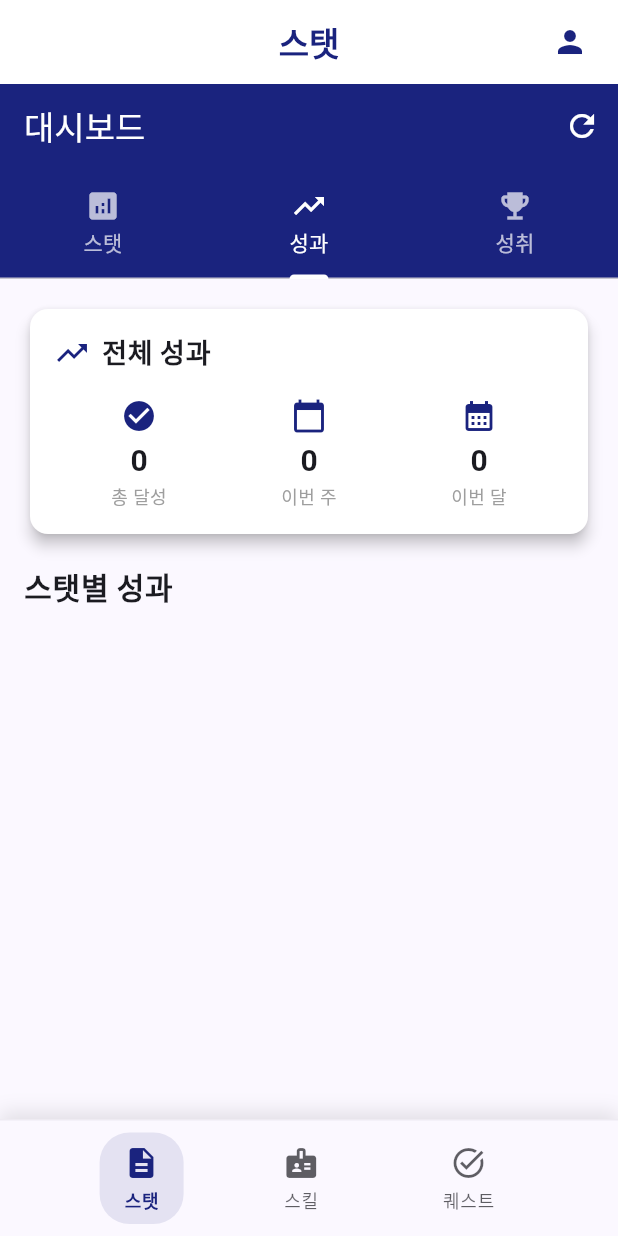
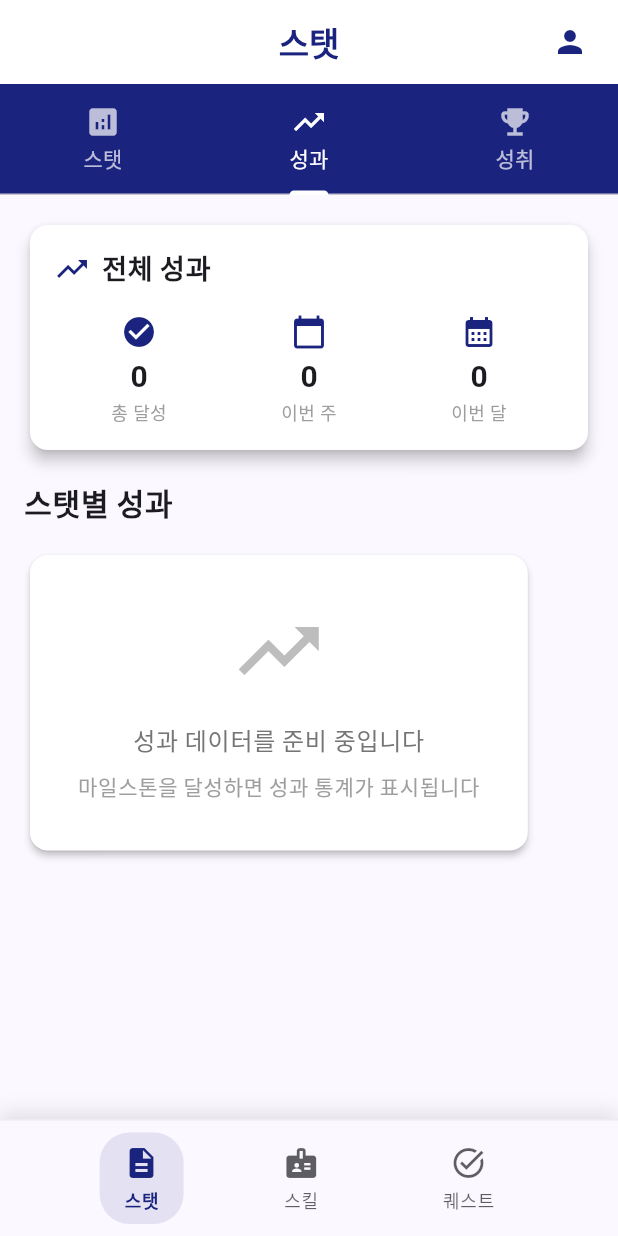
Before and after one commit to subinkr/likegame, a Flutter app: the screen it shows once a user with an empty profile is signed in, tab 2 chosen, on a phone screen of 412 x 824 dp. Run offline on Flutter 3.47's test engine with Material 3 defaults, Android fonts, the light colour scheme and no system bars; our stand-ins replace shared_preferences, supabase_flutter; accounts and stored records are empty.

Commit message:
대시보드 UI 개선 및 오류 수정
- 대시보드 앱바 제거 (스탯 앱바와 중복 방지)
- get_stat_performance 함수 호출 임시 비활성화 (데이터베이스 함수 미생성)
- 성과 탭에 빈 상태 메시지 추가
- 사용자 경험 개선

```diff
--- a/lib/screens/dashboard_screen.dart
+++ b/lib/screens/dashboard_screen.dart
@@ -122,18 +122,6 @@ class _DashboardScreenState extends State<DashboardScreen> with TickerProviderSt
   @override
   Widget build(BuildContext context) {
     return Scaffold(
-      appBar: AppBar(
-        title: Text('대시보드'.withKoreanWordBreak),
-        backgroundColor: Theme.of(context).primaryColor,
-        foregroundColor: Colors.white,
-        elevation: 0,
-        actions: [
-          IconButton(
-            icon: const Icon(Icons.refresh),
-            onPressed: _loadData,
-          ),
-        ],
-      ),
       body: _isLoading
           ? const Center(child: CircularProgressIndicator())
           : Column(
@@ -220,8 +208,46 @@ class _DashboardScreenState extends State<DashboardScreen> with TickerProviderSt
           ),
           const SizedBox(height: 16),
 
-          ..._performanceStats.map((performance) => _buildPerformanceCard(performance)),
+          if (_performanceStats.isEmpty)
+            _buildEmptyPerformanceMessage()
+          else
+            ..._performanceStats.map((performance) => _buildPerformanceCard(performance)),
         ],
+      ),
+    );
+  }
+
+  Widget _buildEmptyPerformanceMessage() {
+    return Card(
+      child: Padding(
+        padding: const EdgeInsets.all(32),
+        child: Column(
+          children: [
+            Icon(
+              Icons.trending_up,
+              size: 64,
+              color: Colors.grey[400],
+            ),
+            const SizedBox(height: 16),
+            Text(
+              '성과 데이터를 준비 중입니다'.withKoreanWordBreak,
+              style: TextStyle(
+                fontSize: 16,
+                color: Colors.grey[600],
+              ),
+              textAlign: TextAlign.center,
+            ),
+            const SizedBox(height: 8),
+            Text(
+              '마일스톤을 달성하면 성과 통계가 표시됩니다'.withKoreanWordBreak,
+              style: TextStyle(
+                fontSize: 14,
+                color: Colors.grey[500],
+              ),
+              textAlign: TextAlign.center,
+            ),
+          ],
+        ),
       ),
     );
   }
--- a/lib/services/stat_service.dart
+++ b/lib/services/stat_service.dart
@@ -383,12 +383,15 @@ class StatService {
   // 성과 통계 가져오기
   Future<List<StatPerformance>> getStatPerformance(String userId) async {
     try {
-      final response = await _supabase
-          .rpc('get_stat_performance', params: {'p_user_id': userId});
+      // 임시로 빈 리스트 반환 (데이터베이스 함수가 아직 생성되지 않음)
+      return [];
 
-      return (response as List)
-          .map((performance) => StatPerformance.fromJson(performance))
-          .toList();
+      // final response = await _supabase
+      //     .rpc('get_stat_performance', params: {'p_user_id': userId});
+
+      // return (response as List)
+      //     .map((performance) => StatPerformance.fromJson(performance))
+      //         .toList();
     } catch (e) {
       return [];
     }
```
